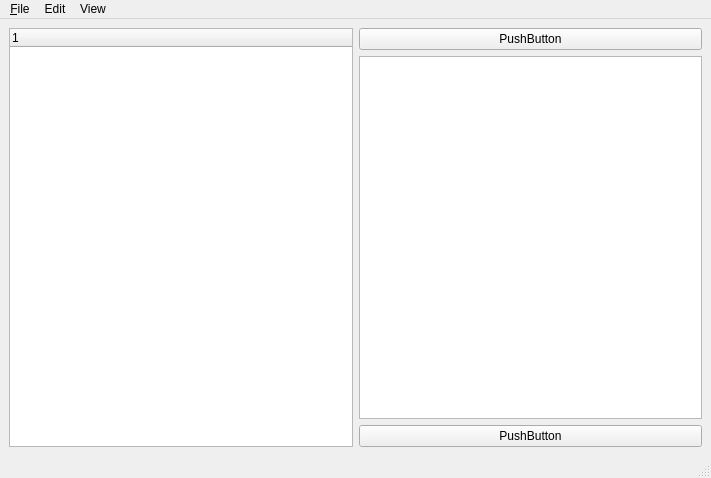
Before: the Qt Designer form test.ui in arcandio/gw, drawn with Qt 5.
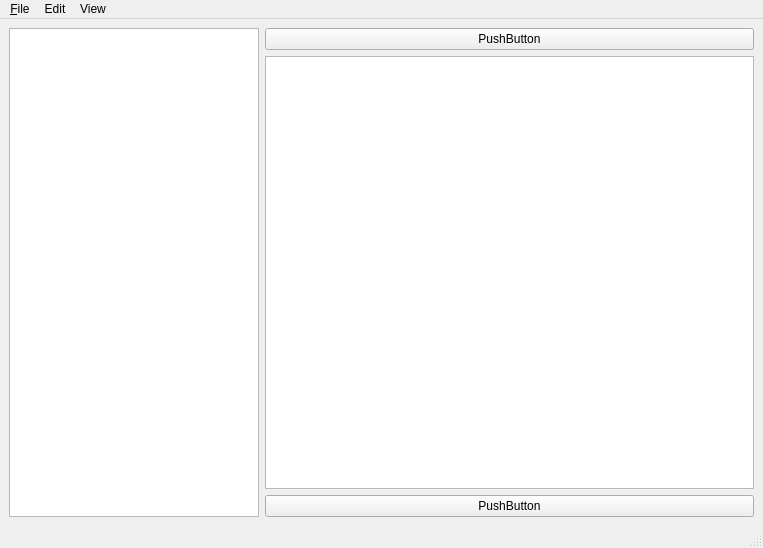
After: the same form once the commit is applied.

Commit message: tree view opening file now works

```diff
--- a/test.ui
+++ b/test.ui
@@ -6,8 +6,8 @@
    <rect>
     <x>0</x>
     <y>0</y>
-    <width>711</width>
-    <height>478</height>
+    <width>763</width>
+    <height>548</height>
    </rect>
   </property>
   <property name="windowTitle">
@@ -18,18 +18,13 @@
     <item>
      <layout class="QHBoxLayout" name="horizontalLayout">
       <item>
-       <widget class="QTreeWidget" name="treeView">
-        <property name="sizePolicy">
-         <sizepolicy hsizetype="Expanding" vsizetype="Expanding">
-          <horstretch>0</horstretch>
-          <verstretch>0</verstretch>
-         </sizepolicy>
+       <widget class="QTreeView" name="treeView_2">
+        <property name="maximumSize">
+         <size>
+          <width>250</width>
+          <height>16777215</height>
+         </size>
         </property>
-        <column>
-         <property name="text">
-          <string notr="true">1</string>
-         </property>
-        </column>
        </widget>
       </item>
       <item>
@@ -69,7 +64,7 @@
     <rect>
      <x>0</x>
      <y>0</y>
-     <width>711</width>
+     <width>763</width>
      <height>21</height>
     </rect>
    </property>
```
The commit also changes 2 other files.
